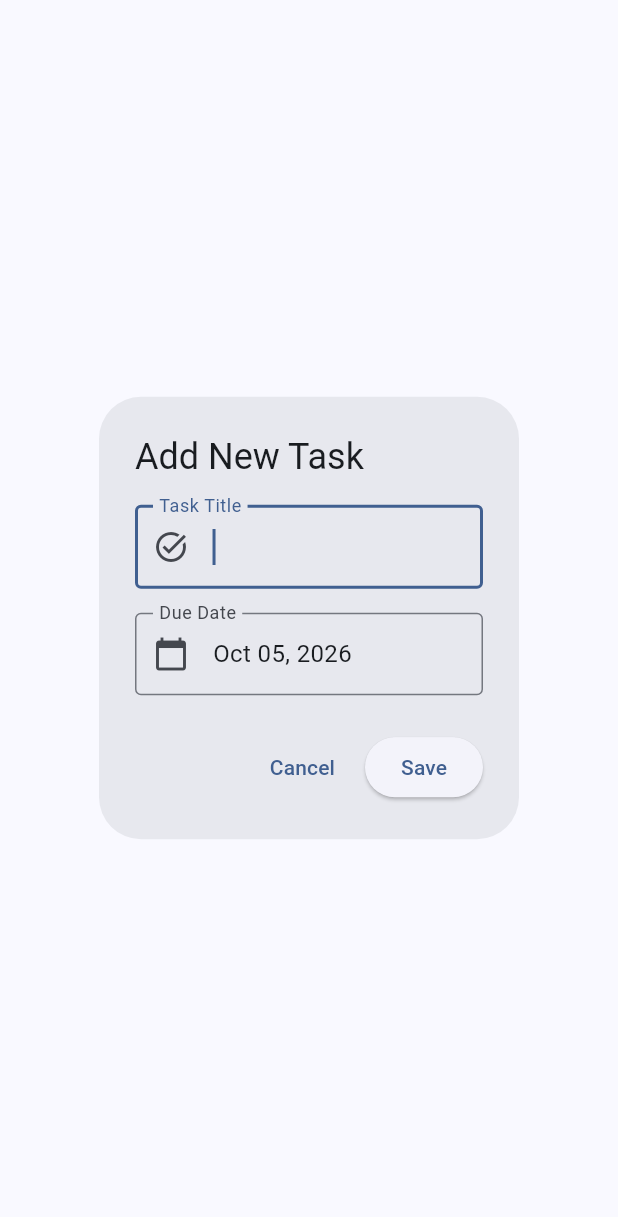
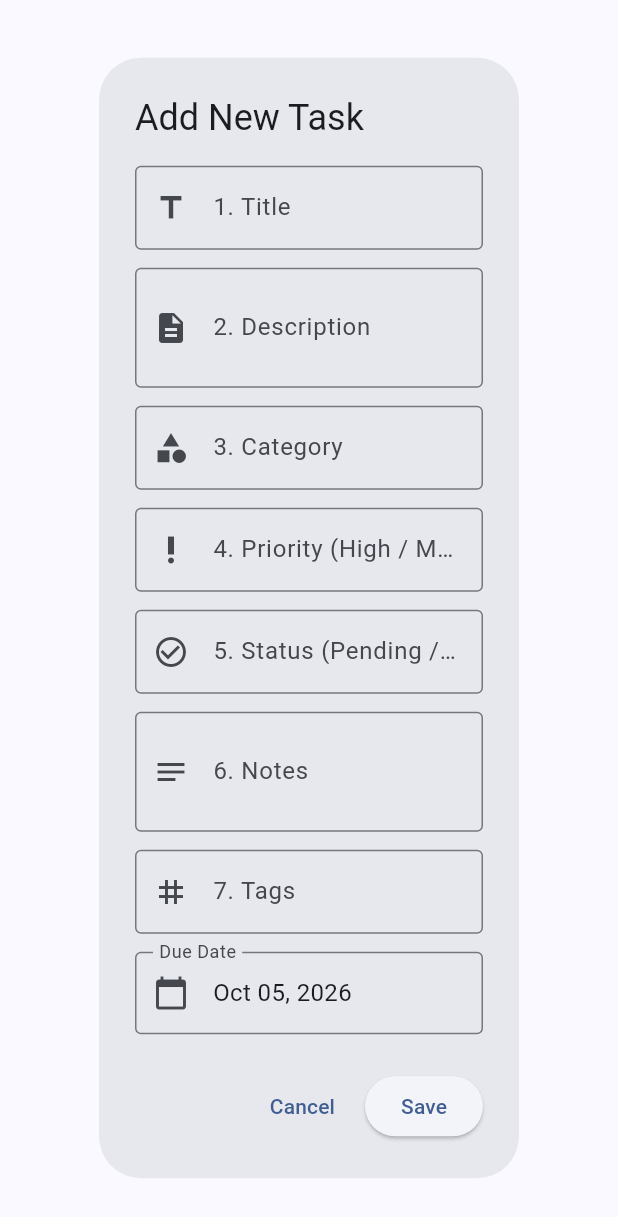
Before and after one commit to Eeriem/CRUD, a Flutter app: the TaskDialog widget shown alone on an empty page, opened directly, on a phone screen of 412 x 824 dp. Shown: the top 1217 px of the screen. Run offline on Flutter 3.47's test engine with Material 3 defaults, Android fonts, the phone set to English and light mode, and no system bars; our stand-ins replace hive, hive_flutter; accounts and stored records are empty.

Commit message:
edited code

```diff
--- a/lib/models/task.dart
+++ b/lib/models/task.dart
@@ -10,8 +10,32 @@ class Task extends HiveObject {
   @HiveField(1)
   DateTime date;
 
+  @HiveField(2)
+  String description;
+
+  @HiveField(3)
+  String category;
+
+  @HiveField(4)
+  String priority;
+
+  @HiveField(5)
+  String status;
+
+  @HiveField(6)
+  String notes;
+
+  @HiveField(7)
+  String tags;
+
   Task({
     required this.title,
     required this.date,
+    this.description = '',
+    this.category = '',
+    this.priority = '',
+    this.status = '',
+    this.notes = '',
+    this.tags = '',
   });
 }
--- a/lib/widgets/task_dialog.dart
+++ b/lib/widgets/task_dialog.dart
@@ -15,7 +15,14 @@ class TaskDialog extends StatefulWidget {
 
 class _TaskDialogState extends State<TaskDialog> {
   final _formKey = GlobalKey<FormState>();
+
   late TextEditingController _titleController;
+  late TextEditingController _descriptionController;
+  late TextEditingController _categoryController;
+  late TextEditingController _priorityController;
+  late TextEditingController _statusController;
+  late TextEditingController _notesController;
+  late TextEditingController _tagsController;
   late DateTime _selectedDate;
 
   bool get isEditing => widget.task != null;
@@ -24,12 +31,24 @@ class _TaskDialogState extends State<TaskDialog> {
   void initState() {
     super.initState();
     _titleController = TextEditingController(text: widget.task?.title ?? '');
+    _descriptionController = TextEditingController(text: widget.task?.description ?? '');
+    _categoryController = TextEditingController(text: widget.task?.category ?? '');
+    _priorityController = TextEditingController(text: widget.task?.priority ?? '');
+    _statusController = TextEditingController(text: widget.task?.status ?? '');
+    _notesController = TextEditingController(text: widget.task?.notes ?? '');
+    _tagsController = TextEditingController(text: widget.task?.tags ?? '');
     _selectedDate = widget.task?.date ?? DateTime.now();
   }
 
   @override
   void dispose() {
     _titleController.dispose();
+    _descriptionController.dispose();
+    _categoryController.dispose();
+    _priorityController.dispose();
+    _statusController.dispose();
+    _notesController.dispose();
+    _tagsController.dispose();
     super.dispose();
   }
 
@@ -51,13 +70,17 @@ class _TaskDialogState extends State<TaskDialog> {
       final newTask = Task(
         title: _titleController.text.trim(),
         date: _selectedDate,
+        description: _descriptionController.text.trim(),
+        category: _categoryController.text.trim(),
+        priority: _priorityController.text.trim(),
+        status: _statusController.text.trim(),
+        notes: _notesController.text.trim(),
+        tags: _tagsController.text.trim(),
       );
 
       if (isEditing) {
-        // UPDATE
         box.putAt(widget.index!, newTask);
       } else {
-        // CREATE
         box.add(newTask);
       }
 
@@ -69,20 +92,20 @@ class _TaskDialogState extends State<TaskDialog> {
   Widget build(BuildContext context) {
     return AlertDialog(
       title: Text(isEditing ? 'Edit Task' : 'Add New Task'),
-      content: Form(
+      content: SingleChildScrollView(
+        child: Form(
           key: _formKey,
           child: Column(
             mainAxisSize: MainAxisSize.min,
             children: [
+              // 1. Title
               TextFormField(
                 controller: _titleController,
                 decoration: const InputDecoration(
-                labelText: 'Task Title',
+                  labelText: '1. Title',
                   border: OutlineInputBorder(),
-                prefixIcon: Icon(Icons.task_alt),
+                  prefixIcon: Icon(Icons.title),
                 ),
-              autofocus: true,
-              textCapitalization: TextCapitalization.sentences,
                 validator: (value) {
                   if (value == null || value.trim().isEmpty) {
                     return 'Title cannot be empty';
@@ -90,7 +113,77 @@ class _TaskDialogState extends State<TaskDialog> {
                   return null;
                 },
               ),
-            const SizedBox(height: 16),
+              const SizedBox(height: 12),
+
+              // 2. Description
+              TextFormField(
+                controller: _descriptionController,
+                decoration: const InputDecoration(
+                  labelText: '2. Description',
+                  border: OutlineInputBorder(),
+                  prefixIcon: Icon(Icons.description),
+                ),
+                maxLines: 2,
+              ),
+              const SizedBox(height: 12),
+
+              // 3. Category
+              TextFormField(
+                controller: _categoryController,
+                decoration: const InputDecoration(
+                  labelText: '3. Category',
+                  border: OutlineInputBorder(),
+                  prefixIcon: Icon(Icons.category),
+                ),
+              ),
+              const SizedBox(height: 12),
+
+              // 4. Priority
+              TextFormField(
+                controller: _priorityController,
+                decoration: const InputDecoration(
+                  labelText: '4. Priority (High / Medium / Low)',
+                  border: OutlineInputBorder(),
+                  prefixIcon: Icon(Icons.priority_high),
+                ),
+              ),
+              const SizedBox(height: 12),
+
+              // 5. Status
+              TextFormField(
+                controller: _statusController,
+                decoration: const InputDecoration(
+                  labelText: '5. Status (Pending / Done)',
+                  border: OutlineInputBorder(),
+                  prefixIcon: Icon(Icons.check_circle_outline),
+                ),
+              ),
+              const SizedBox(height: 12),
+
+              // 6. Notes
+              TextFormField(
+                controller: _notesController,
+                decoration: const InputDecoration(
+                  labelText: '6. Notes',
+                  border: OutlineInputBorder(),
+                  prefixIcon: Icon(Icons.notes),
+                ),
+                maxLines: 2,
+              ),
+              const SizedBox(height: 12),
+
+              // 7. Tags
+              TextFormField(
+                controller: _tagsController,
+                decoration: const InputDecoration(
+                  labelText: '7. Tags',
+                  border: OutlineInputBorder(),
+                  prefixIcon: Icon(Icons.tag),
+                ),
+              ),
+              const SizedBox(height: 12),
+
+              // Date Picker
               InkWell(
                 onTap: _pickDate,
                 borderRadius: BorderRadius.circular(8),
@@ -109,6 +202,7 @@ class _TaskDialogState extends State<TaskDialog> {
             ],
           ),
         ),
+      ),
       actions: [
         TextButton(
           onPressed: () => Navigator.of(context).pop(),
```
Also changed, not shown: lib/widgets/task_tile.dart (+75 -9 lines), lib/models/task.g.dart. Lines whose indentation alone changed are shown as unchanged.
